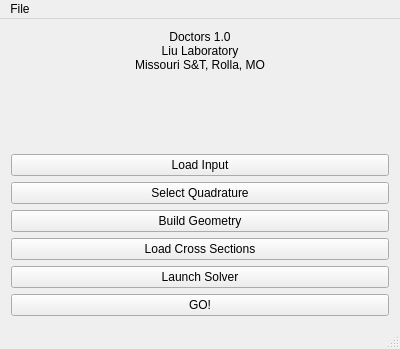
eNorris/thesis, file doctors/mainwindow.ui: the form before one commit.
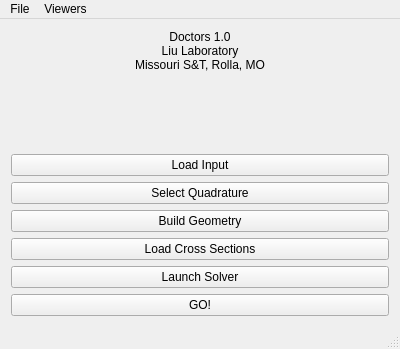
The form after the commit.

Commit message: Added more buttons in the layout

```diff
--- a/doctors/mainwindow.ui
+++ b/doctors/mainwindow.ui
@@ -131,7 +131,15 @@
     </property>
     <addaction name="actionExit"/>
    </widget>
+   <widget class="QMenu" name="menuViewers">
+    <property name="title">
+     <string>Viewers</string>
+    </property>
+    <addaction name="actionSolution_Explorer"/>
+    <addaction name="actionProblem_Explorer"/>
+   </widget>
    <addaction name="menuFile"/>
+   <addaction name="menuViewers"/>
   </widget>
   <widget class="QStatusBar" name="statusBar"/>
   <action name="actionExit">
```
Left out of the diff: 10 changed lines with no effect on the pictures. The commit also changes 2 other files.
